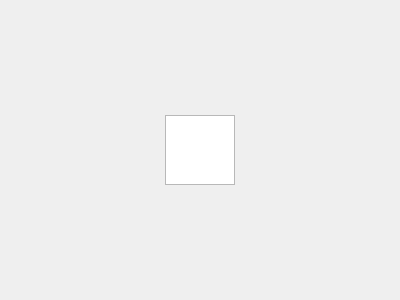
Old version of the form app/view/forms/statsview.ui in the repository r0nd0ud0u/qt-rpg.
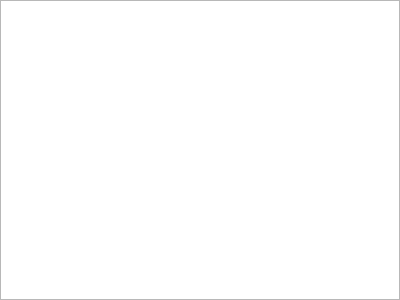
New version of the form.

Commit message: add equipmentview + adapt gamedisplay.ui

```diff
--- a/app/view/forms/statsview.ui
+++ b/app/view/forms/statsview.ui
@@ -14,19 +14,40 @@
    <string>Form</string>
   </property>
   <layout class="QHBoxLayout" name="horizontalLayout">
+   <property name="spacing">
+    <number>0</number>
+   </property>
+   <property name="leftMargin">
+    <number>0</number>
+   </property>
+   <property name="topMargin">
+    <number>0</number>
+   </property>
+   <property name="rightMargin">
+    <number>0</number>
+   </property>
+   <property name="bottomMargin">
+    <number>0</number>
+   </property>
    <item>
     <widget class="QTableView" name="stats_table">
      <property name="sizePolicy">
-      <sizepolicy hsizetype="Fixed" vsizetype="Fixed">
+      <sizepolicy hsizetype="Expanding" vsizetype="Expanding">
        <horstretch>0</horstretch>
        <verstretch>0</verstretch>
       </sizepolicy>
      </property>
      <property name="frameShadow">
-      <enum>QFrame::Plain</enum>
+      <enum>QFrame::Sunken</enum>
+     </property>
+     <property name="verticalScrollBarPolicy">
+      <enum>Qt::ScrollBarAlwaysOff</enum>
+     </property>
+     <property name="horizontalScrollBarPolicy">
+      <enum>Qt::ScrollBarAlwaysOff</enum>
      </property>
      <property name="sizeAdjustPolicy">
-      <enum>QAbstractScrollArea::AdjustToContentsOnFirstShow</enum>
+      <enum>QAbstractScrollArea::AdjustToContents</enum>
      </property>
      <property name="editTriggers">
       <set>QAbstractItemView::NoEditTriggers</set>
@@ -38,7 +59,7 @@
       <bool>true</bool>
      </property>
      <property name="wordWrap">
-      <bool>true</bool>
+      <bool>false</bool>
      </property>
      <attribute name="horizontalHeaderVisible">
       <bool>true</bool>
@@ -50,7 +71,7 @@
       <bool>false</bool>
      </attribute>
      <attribute name="verticalHeaderDefaultSectionSize">
-      <number>28</number>
+      <number>30</number>
      </attribute>
      <attribute name="verticalHeaderHighlightSections">
       <bool>false</bool>
```
The commit also changes 7 other files.
